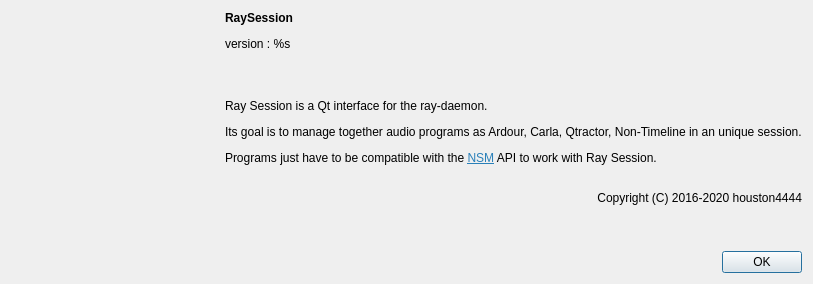
Qt form resources/ui/about_raysession.ui (Houston4444/RaySession) before a commit.
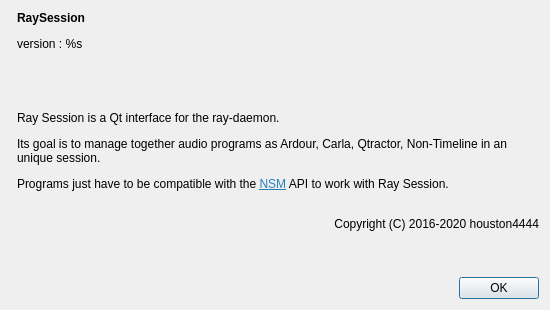
The same form after that commit. Icons and pictures are not drawn.

Commit message: display template infos in add_application dialog

```diff
--- a/resources/ui/about_raysession.ui
+++ b/resources/ui/about_raysession.ui
@@ -6,8 +6,8 @@
    <rect>
     <x>0</x>
     <y>0</y>
-    <width>813</width>
-    <height>284</height>
+    <width>550</width>
+    <height>310</height>
    </rect>
   </property>
   <property name="windowTitle">
@@ -18,6 +18,12 @@
     <layout class="QHBoxLayout" name="horizontalLayout">
      <item>
       <widget class="QLabel" name="label_2">
+       <property name="sizePolicy">
+        <sizepolicy hsizetype="Fixed" vsizetype="Preferred">
+         <horstretch>0</horstretch>
+         <verstretch>0</verstretch>
+        </sizepolicy>
+       </property>
        <property name="text">
         <string>&lt;html&gt;&lt;head/&gt;&lt;body&gt;&lt;p&gt;&lt;img src=&quot;:/128x128/raysession.png&quot;/&gt;&lt;/p&gt;&lt;/body&gt;&lt;/html&gt;</string>
        </property>
@@ -43,6 +49,9 @@
          <property name="text">
           <string>&lt;html&gt;&lt;head/&gt;&lt;body&gt;&lt;p&gt;Ray Session is a Qt interface for the ray-daemon.&lt;/p&gt;&lt;p&gt;Its goal is to manage together audio programs as Ardour, Carla, Qtractor, Non-Timeline in an unique session.&lt;/p&gt;&lt;p&gt;Programs just have to be compatible with the &lt;a href=&quot;http://non.tuxfamily.org/wiki/Non%20Session%20Manager&quot;&gt;&lt;span style=&quot; text-decoration: underline; color:#2980b9;&quot;&gt;NSM&lt;/span&gt;&lt;/a&gt; API to work with Ray Session.&lt;br/&gt;&lt;/p&gt;&lt;p align=&quot;right&quot;&gt;Copyright (C) 2016-2020 houston4444&lt;/p&gt;&lt;p&gt;&lt;br/&gt;&lt;/p&gt;&lt;/body&gt;&lt;/html&gt;</string>
          </property>
+         <property name="wordWrap">
+          <bool>true</bool>
+         </property>
          <property name="openExternalLinks">
           <bool>true</bool>
          </property>
```
The commit also changes 2 other files.
